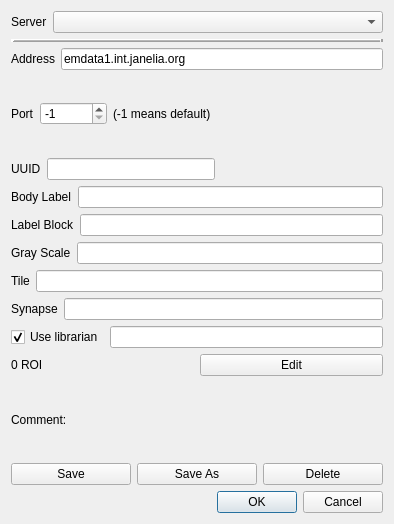
Qt form neurolabi/gui/dialogs/zdviddialog.ui (janelia-flyem/NeuTu) before a commit.
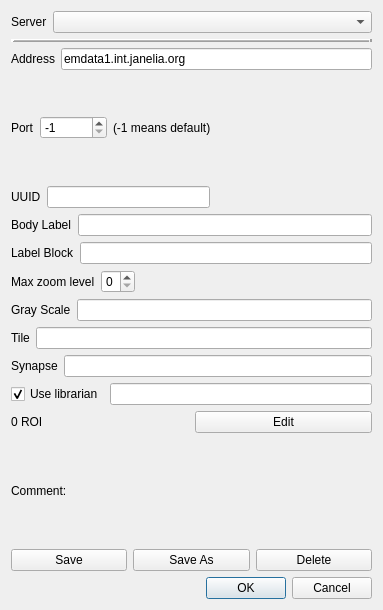
The same form after that commit.

Commit message: add initial multires label support

Patch:
```diff
--- a/neurolabi/gui/dialogs/zdviddialog.ui
+++ b/neurolabi/gui/dialogs/zdviddialog.ui
@@ -6,8 +6,8 @@
    <rect>
     <x>0</x>
     <y>0</y>
-    <width>394</width>
-    <height>524</height>
+    <width>383</width>
+    <height>610</height>
    </rect>
   </property>
   <property name="sizePolicy">
@@ -178,6 +178,37 @@
      </item>
     </layout>
    </item>
+   <item>
+    <layout class="QHBoxLayout" name="horizontalLayout_14">
+     <item>
+      <widget class="QLabel" name="label_12">
+       <property name="text">
+        <string>Max zoom level</string>
+       </property>
+      </widget>
+     </item>
+     <item>
+      <widget class="QSpinBox" name="maxZoomSpinBox">
+       <property name="maximum">
+        <number>5</number>
+       </property>
+      </widget>
+     </item>
+     <item>
+      <spacer name="horizontalSpacer_4">
+       <property name="orientation">
+        <enum>Qt::Horizontal</enum>
+       </property>
+       <property name="sizeHint" stdset="0">
+        <size>
+         <width>40</width>
+         <height>20</height>
+        </size>
+       </property>
+      </spacer>
+     </item>
+    </layout>
+   </item>
    <item>
     <layout class="QHBoxLayout" name="horizontalLayout_9">
      <item>
```
The commit also changes 17 other files.
